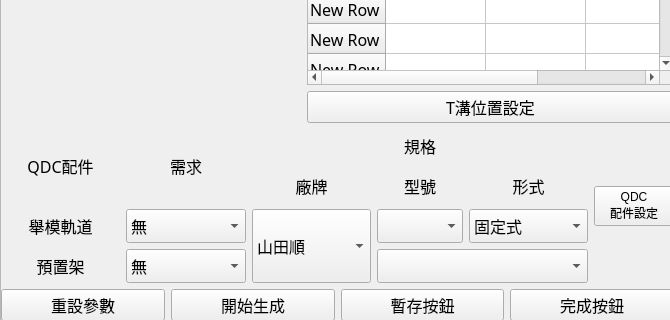
sinje0816/stamping_press, file SYEI_stamping_press_system/pad_main.ui: the form before one commit; both pictures show x 0 to 670 and y 610 to 930 of the 670 by 930 pixel window.
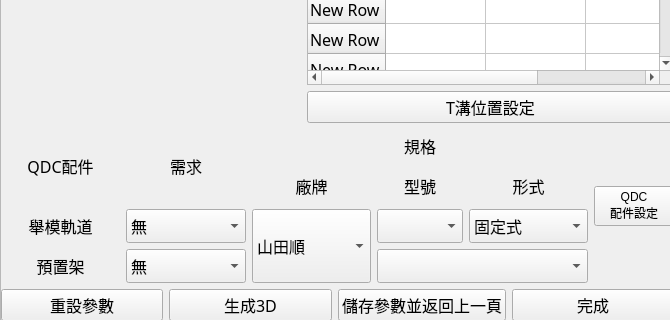
The form after the commit. Icons and pictures are not drawn.

```diff
--- a/SYEI_stamping_press_system/pad_main.ui
+++ b/SYEI_stamping_press_system/pad_main.ui
@@ -162,7 +162,7 @@
              </font>
             </property>
             <property name="text">
-             <string>開始生成</string>
+             <string>生成3D</string>
             </property>
            </widget>
           </item>
@@ -175,7 +175,7 @@
              </font>
             </property>
             <property name="text">
-             <string>暫存按鈕</string>
+             <string>儲存參數並返回上一頁</string>
             </property>
            </widget>
           </item>
@@ -188,7 +188,7 @@
              </font>
             </property>
             <property name="text">
-             <string>完成按鈕</string>
+             <string>完成</string>
             </property>
            </widget>
           </item>
```
